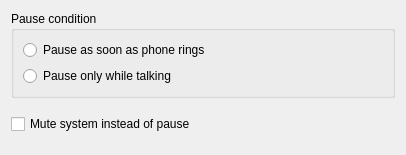
deiv/kdeconnect-pkg, file plugins/pausemusic/pausemusic_config.ui: the form before one commit.
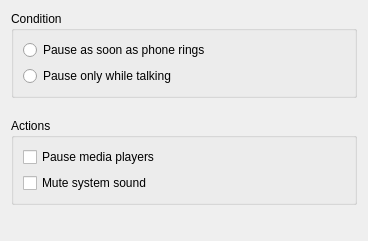
The form after the commit.

Diff of the .ui file:
```diff
--- a/plugins/pausemusic/pausemusic_config.ui
+++ b/plugins/pausemusic/pausemusic_config.ui
@@ -9,14 +9,17 @@
    <rect>
     <x>0</x>
     <y>0</y>
-    <width>406</width>
-    <height>155</height>
+    <width>368</width>
+    <height>241</height>
    </rect>
   </property>
   <property name="windowTitle">
    <string>Pause music plugin</string>
   </property>
-  <layout class="QVBoxLayout" name="verticalLayout_2">
+  <layout class="QVBoxLayout" name="verticalLayout_3">
+   <property name="spacing">
+    <number>20</number>
+   </property>
    <item>
     <widget class="QGroupBox" name="groupBox">
      <property name="sizePolicy">
@@ -26,7 +29,7 @@
       </sizepolicy>
      </property>
      <property name="title">
-      <string>Pause condition</string>
+      <string>Condition</string>
      </property>
      <layout class="QVBoxLayout" name="verticalLayout">
       <item>
@@ -47,23 +50,32 @@
     </widget>
    </item>
    <item>
-    <spacer name="verticalSpacer_2">
-     <property name="orientation">
-      <enum>Qt::Vertical</enum>
+    <widget class="QGroupBox" name="groupBox_2">
+     <property name="sizePolicy">
+      <sizepolicy hsizetype="Preferred" vsizetype="Fixed">
+       <horstretch>0</horstretch>
+       <verstretch>0</verstretch>
+      </sizepolicy>
      </property>
-     <property name="sizeHint" stdset="0">
-      <size>
-       <width>20</width>
-       <height>40</height>
-      </size>
+     <property name="title">
+      <string>Actions</string>
      </property>
-    </spacer>
-   </item>
-   <item>
-    <widget class="QCheckBox" name="check_mute">
-     <property name="text">
-      <string>Mute system instead of pause</string>
-     </property>
+     <layout class="QVBoxLayout" name="verticalLayout_2">
+      <item>
+       <widget class="QCheckBox" name="check_pause">
+        <property name="text">
+         <string>Pause media players</string>
+        </property>
+       </widget>
+      </item>
+      <item>
+       <widget class="QCheckBox" name="check_mute">
+        <property name="text">
+         <string>Mute system sound</string>
+        </property>
+       </widget>
+      </item>
+     </layout>
     </widget>
    </item>
    <item>
```
